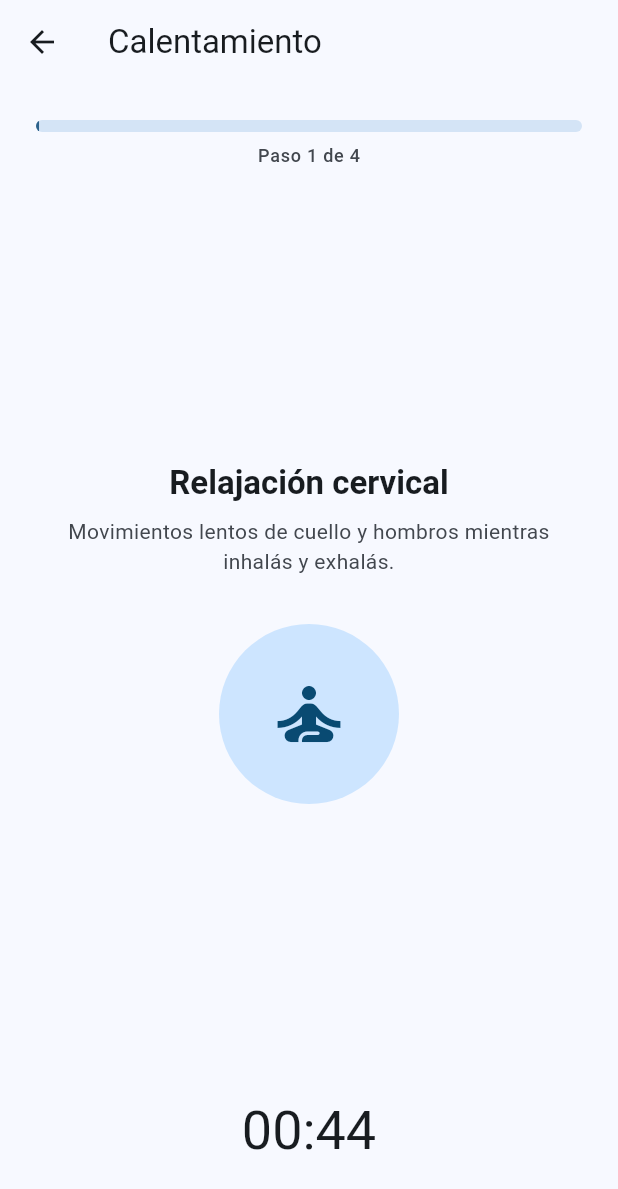
After one commit to Jair-dev57/serena, a Flutter app: the WarmupScreen screen opened directly, after a tap on "Comenzar", on a phone screen of 412 x 824 dp. The commit adds this screen. Shown: the top 1189 px of the screen. Run offline on Flutter 3.47's test engine with Material 3 defaults, Android fonts, the phone set to English and light mode, and no system bars; our stand-ins replace audioplayers, shared_preferences, sqflite; missing offline and left inert: record; accounts and stored records are empty.

Commit message:
Agrega módulo de calentamiento pre-situaciones difíciles con animaciones nativas

```diff
--- /dev/null
+++ b/lib/data/warmup_data.dart
@@ -0,0 +1,30 @@
+import '../models/exercise.dart';
+
+final List<WarmupStep> warmupSteps = [
+  const WarmupStep(
+    title: 'Relajación cervical',
+    instruction: 'Movimientos lentos de cuello y hombros mientras inhalás y exhalás.',
+    durationSeconds: 45,
+    type: WarmupStepType.cervical,
+  ),
+  const WarmupStep(
+    title: 'Vibración de labios (trompetilla)',
+    instruction: 'Hacé sonar los labios mientras sacás aire con un tono continuo.',
+    durationSeconds: 45,
+    type: WarmupStepType.lipTrill,
+  ),
+  const WarmupStep(
+    title: 'Sonido Mmm (humming)',
+    instruction: 'Creá resonancia en la zona nasal y labios con la boca cerrada.',
+    durationSeconds: 45,
+    type: WarmupStepType.humming,
+  ),
+  const WarmupStep(
+    title: 'Inicios suaves (easy onset)',
+    instruction: 'Emití vocales suaves, empezando casi desde un suspiro.',
+    durationSeconds: 45,
+    type: WarmupStepType.easyOnset,
+  ),
+];
+
+int get warmupTotalSeconds => warmupSteps.fold(0, (sum, step) => sum + step.durationSeconds);
--- a/lib/models/exercise.dart
+++ b/lib/models/exercise.dart
@@ -314,3 +314,22 @@ class Recording {
     );
   }
 }
+
+
+// Warmup (pre-calentamiento para situaciones difíciles)
+
+enum WarmupStepType { cervical, lipTrill, humming, easyOnset }
+
+class WarmupStep {
+  final String title;
+  final String instruction;
+  final int durationSeconds;
+  final WarmupStepType type;
+
+  const WarmupStep({
+    required this.title,
+    required this.instruction,
+    required this.durationSeconds,
+    required this.type,
+  });
+}
--- a/lib/screens/route_screen.dart
+++ b/lib/screens/route_screen.dart
@@ -9,6 +9,7 @@ import '../widgets/stat_chip.dart';
 import '../widgets/weekly_goal_card.dart';
 import 'guided_exercise_screen.dart';
 import 'breathing_timer_screen.dart';
+import 'warmup_screen.dart';
 import 'difficult_words_screen.dart';
 import 'block_diary_screen.dart';
 import 'settings_screen.dart';
@@ -349,6 +350,16 @@ class _RouteScreenState extends State<RouteScreen> {
               title: const Text('Ruta de práctica'),
               onTap: () => Navigator.of(context).pop(),
             ),
+            ListTile(
+              leading: const Icon(Icons.spa_outlined),
+              title: const Text('Calentamiento'),
+              onTap: () {
+                Navigator.of(context).pop();
+                Navigator.of(context).push(
+                  MaterialPageRoute(builder: (context) => const WarmupScreen()),
+                );
+              },
+            ),
             const Divider(),
             ListTile(
               leading: const Icon(Icons.book_outlined),
--- /dev/null
+++ b/lib/screens/warmup_screen.dart
@@ -0,0 +1,349 @@
+import 'dart:async';
+import 'package:flutter/material.dart';
+import '../data/local_db.dart';
+import '../data/warmup_data.dart';
+import '../models/exercise.dart';
+import '../theme/app_styles.dart';
+
+class WarmupScreen extends StatefulWidget {
+  const WarmupScreen({super.key});
+
+  @override
+  State<WarmupScreen> createState() => _WarmupScreenState();
+}
+
+class _WarmupScreenState extends State<WarmupScreen> with SingleTickerProviderStateMixin {
+  static const List<String> _easyOnsetVowels = ['Aaa', 'Ooo'];
+  static const int _vowelChangeSeconds = 3;
+
+  bool _started = false;
+  bool _completed = false;
+  int _currentStepIndex = 0;
+  int _secondsRemainingInStep = 0;
+  int _totalSecondsElapsed = 0;
+  Timer? _timer;
+
+  late final AnimationController _loopController;
+
+  WarmupStep get _currentStep => warmupSteps[_currentStepIndex];
+
+  @override
+  void initState() {
+    super.initState();
+    _loopController = AnimationController(vsync: this, duration: const Duration(seconds: 1));
+  }
+
+  @override
+  void dispose() {
+    _timer?.cancel();
+    _loopController.dispose();
+    super.dispose();
+  }
+
+  void _startWarmup() {
+    setState(() {
+      _started = true;
+      _currentStepIndex = 0;
+      _secondsRemainingInStep = warmupSteps.first.durationSeconds;
+      _totalSecondsElapsed = 0;
+    });
+    _configureLoopFor(warmupSteps.first.type);
+    _tick();
+  }
+
+  void _configureLoopFor(WarmupStepType type) {
+    switch (type) {
+      case WarmupStepType.cervical:
+        _loopController.duration = const Duration(milliseconds: 2200);
+        break;
+      case WarmupStepType.lipTrill:
+        _loopController.duration = const Duration(milliseconds: 220);
+        break;
+      case WarmupStepType.humming:
+        _loopController.duration = const Duration(seconds: 10);
+        break;
+      case WarmupStepType.easyOnset:
+        _loopController.duration = const Duration(milliseconds: 1500);
+        break;
+    }
+    _loopController.repeat(reverse: type != WarmupStepType.humming);
+  }
+
+  void _tick() {
+    _timer = Timer.periodic(const Duration(seconds: 1), (_) {
+      if (_secondsRemainingInStep <= 1) {
+        _advanceStep();
+      } else {
+        setState(() {
+          _secondsRemainingInStep--;
+          _totalSecondsElapsed++;
+        });
+      }
+    });
+  }
+
+  Future<void> _advanceStep() async {
+    if (_currentStepIndex >= warmupSteps.length - 1) {
+      await _finishWarmup();
+      return;
+    }
+    setState(() {
+      _currentStepIndex++;
+      _secondsRemainingInStep = _currentStep.durationSeconds;
+      _totalSecondsElapsed++;
+    });
+    _configureLoopFor(_currentStep.type);
+  }
+
+  Future<void> _finishWarmup() async {
+    _timer?.cancel();
+    _loopController.stop();
+    await LocalDb.instance.insertSession(
+      PracticeSession(exerciseTitle: 'Calentamiento previo', date: DateTime.now()),
+    );
+    setState(() {
+      _completed = true;
+    });
+  }
+
+  String _formatTime(int seconds) {
+    final m = (seconds ~/ 60).toString().padLeft(2, '0');
+    final s = (seconds % 60).toString().padLeft(2, '0');
+    return '$m:$s';
+  }
+
+  Widget _buildVisual(WarmupStep step, int secondsElapsedInStep) {
+    switch (step.type) {
+      case WarmupStepType.cervical:
+        return AnimatedBuilder(
+          animation: _loopController,
+          builder: (context, child) {
+            final angle = (_loopController.value - 0.5) * 0.5;
+            return Transform.rotate(
+              angle: angle,
+              child: Container(
+                width: 120,
+                height: 120,
+                decoration: BoxDecoration(
+                  shape: BoxShape.circle,
+                  color: Theme.of(context).colorScheme.primaryContainer,
+                ),
+                child: Icon(
+                  Icons.self_improvement,
+                  size: 56,
+                  color: Theme.of(context).colorScheme.onPrimaryContainer,
+                ),
+              ),
+            );
+          },
+        );
+      case WarmupStepType.lipTrill:
+        return AnimatedBuilder(
+          animation: _loopController,
+          builder: (context, child) {
+            final scale = 0.9 + (_loopController.value * 0.25);
+            return Transform.scale(
+              scale: scale,
+              child: Container(
+                width: 110,
+                height: 110,
+                decoration: BoxDecoration(
+                  shape: BoxShape.circle,
+                  color: Theme.of(context).colorScheme.primary.withValues(alpha: 0.2),
+                  border: Border.all(color: Theme.of(context).colorScheme.primary, width: 2),
+                ),
+                child: Icon(
+                  Icons.graphic_eq,
+                  size: 48,
+                  color: Theme.of(context).colorScheme.primary,
+                ),
+              ),
+            );
+          },
+        );
+      case WarmupStepType.humming:
+        return AnimatedBuilder(
+          animation: _loopController,
+          builder: (context, child) {
+            final t = _loopController.value;
+            final inhaling = t < 0.4;
+            final scale = inhaling ? 0.8 + (t / 0.4) * 0.4 : 1.2 - ((t - 0.4) / 0.6) * 0.4;
+            return Column(
+              mainAxisSize: MainAxisSize.min,
+              children: [
+                Transform.scale(
+                  scale: scale,
+                  child: Container(
+                    width: 120,
+                    height: 120,
+                    decoration: BoxDecoration(
+                      shape: BoxShape.circle,
+                      color: Theme.of(context).colorScheme.primaryContainer,
+                    ),
+                  ),
+                ),
+                const SizedBox(height: 10),
+                Text(
+                  inhaling ? 'Inhala' : 'Exhala',
+                  style: Theme.of(context).textTheme.titleMedium?.copyWith(
+                        color: Theme.of(context).colorScheme.primary,
+                        fontWeight: FontWeight.bold,
+                      ),
+                ),
+              ],
+            );
+          },
+        );
+      case WarmupStepType.easyOnset:
+        final vowelIndex = (secondsElapsedInStep ~/ _vowelChangeSeconds) % _easyOnsetVowels.length;
+        final vowel = _easyOnsetVowels[vowelIndex];
+        return AnimatedSwitcher(
+          duration: const Duration(milliseconds: 300),
+          child: Text(
+            vowel,
+            key: ValueKey(vowel),
+            style: Theme.of(context).textTheme.displayLarge?.copyWith(
+                  fontWeight: FontWeight.bold,
+                  color: Theme.of(context).colorScheme.primary,
+                  fontSize: 72,
+                ),
+          ),
+        );
+    }
+  }
+
+  @override
+  Widget build(BuildContext context) {
+    if (_completed) {
+      return Scaffold(
+        appBar: AppBar(title: const Text('Calentamiento')),
+        body: Center(
+          child: Padding(
+            padding: const EdgeInsets.all(24),
+            child: Column(
+              mainAxisAlignment: MainAxisAlignment.center,
+              children: [
+                Icon(Icons.check_circle, size: 80, color: Theme.of(context).colorScheme.primary),
+                const SizedBox(height: 16),
+                Text('¡Listo para hablar!', style: Theme.of(context).textTheme.headlineSmall),
+                const SizedBox(height: 8),
+                Text(
+                  'Completaste el calentamiento previo.',
+                  textAlign: TextAlign.center,
+                  style: Theme.of(context).textTheme.bodyMedium,
+                ),
+                const SizedBox(height: 24),
+                FilledButton(
+                  onPressed: () => Navigator.pop(context),
+                  child: const Text('Volver'),
+                ),
+              ],
+            ),
+          ),
+        ),
+      );
+    }
+
+    if (!_started) {
+      return Scaffold(
+        appBar: AppBar(title: const Text('Calentamiento')),
+        body: Padding(
+          padding: const EdgeInsets.all(20),
+          child: Column(
+            crossAxisAlignment: CrossAxisAlignment.start,
+            children: [
+              Text(
+                'Una rutina corta de ${_formatTime(warmupTotalSeconds)} para preparar tu voz '
+                'antes de una situación difícil (una llamada, una presentación, etc.).',
+                style: Theme.of(context).textTheme.bodyLarge?.copyWith(
+                      color: Theme.of(context).colorScheme.onSurfaceVariant,
+                    ),
+              ),
+              const SizedBox(height: 20),
+              Expanded(
+                child: ListView.separated(
+                  itemCount: warmupSteps.length,
+                  separatorBuilder: (context, index) => const SizedBox(height: 12),
+                  itemBuilder: (context, index) {
+                    final step = warmupSteps[index];
+                    return Card(
+                      elevation: 0,
+                      color: Theme.of(context).colorScheme.surfaceContainerLow,
+                      shape: AppStyles.cardShape(),
+                      child: ListTile(
+                        leading: CircleAvatar(
+                          backgroundColor: Theme.of(context).colorScheme.primaryContainer,
+                          child: Text('${index + 1}'),
+                        ),
+                        title: Text(step.title),
+                        subtitle: Text(step.instruction),
+                        trailing: Text('${step.durationSeconds}s'),
+                      ),
+                    );
+                  },
+                ),
+              ),
+              const SizedBox(height: 16),
+              SizedBox(
+                width: double.infinity,
+                child: FilledButton(
+                  onPressed: _startWarmup,
+                  child: const Text('Comenzar'),
+                ),
+              ),
+            ],
+          ),
+        ),
+      );
+    }
+
+    final secondsElapsedInStep = _currentStep.durationSeconds - _secondsRemainingInStep;
+
+    return Scaffold(
+      appBar: AppBar(title: const Text('Calentamiento')),
+      body: Padding(
+        padding: const EdgeInsets.all(24),
+        child: Column(
+          children: [
+            ClipRRect(
+              borderRadius: BorderRadius.circular(8),
+              child: LinearProgressIndicator(
+                value: _totalSecondsElapsed / warmupTotalSeconds,
+                minHeight: 8,
+              ),
+            ),
+            const SizedBox(height: 8),
+            Text(
+              'Paso ${_currentStepIndex + 1} de ${warmupSteps.length}',
+              style: Theme.of(context).textTheme.labelMedium?.copyWith(
+                    color: Theme.of(context).colorScheme.onSurfaceVariant,
+                  ),
+            ),
+            const Spacer(),
+            Text(
+              _currentStep.title,
+              textAlign: TextAlign.center,
+              style: Theme.of(context).textTheme.titleLarge?.copyWith(fontWeight: FontWeight.bold),
+            ),
+            const SizedBox(height: 8),
+            Text(
+              _currentStep.instruction,
+              textAlign: TextAlign.center,
+              style: Theme.of(context).textTheme.bodyMedium?.copyWith(
+                    color: Theme.of(context).colorScheme.onSurfaceVariant,
+                  ),
+            ),
+            const SizedBox(height: 32),
+            _buildVisual(_currentStep, secondsElapsedInStep),
+            const Spacer(),
+            Text(
+              _formatTime(_secondsRemainingInStep),
+              style: Theme.of(context).textTheme.displaySmall,
+            ),
+            const SizedBox(height: 24),
+          ],
+        ),
+      ),
+    );
+  }
+}
```
